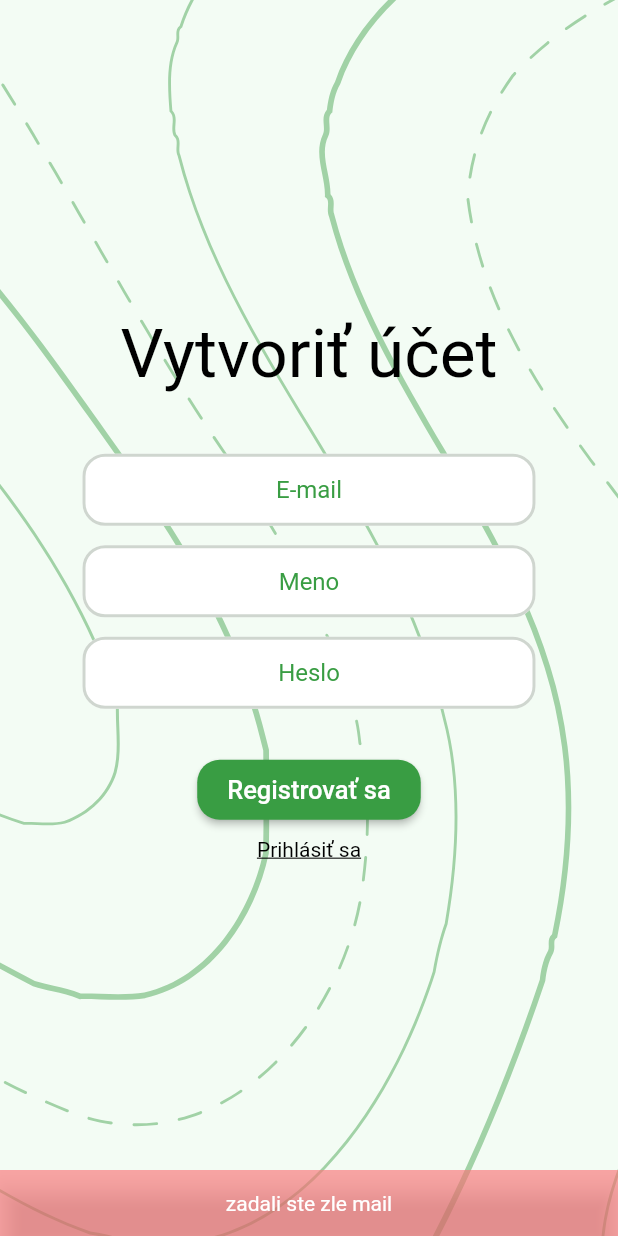
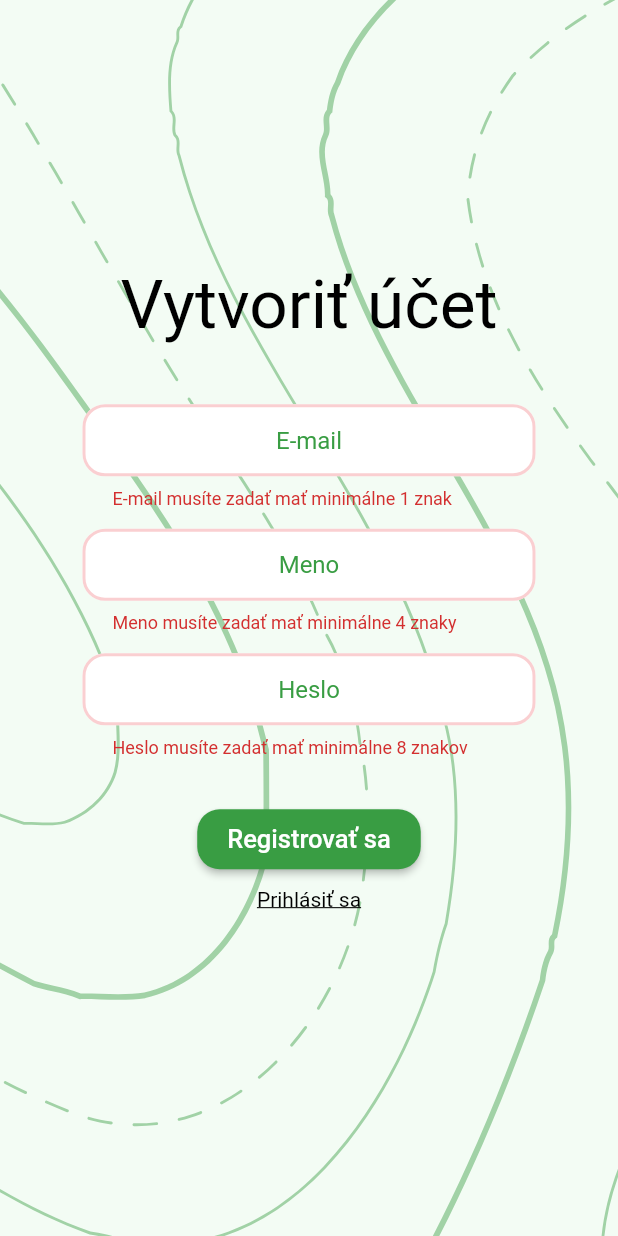
Before and after one commit to Kristian-045/Enviromental-App-Pma, a Flutter app: the Register screen opened directly, after a tap on "Registrovať sa", on a phone screen of 412 x 824 dp. Run offline on Flutter 3.47's test engine with Material 2 defaults, Android fonts, the phone set to English and light mode, and no system bars; our stand-ins replace flutter_svg, shared_preferences; accounts and stored records are empty.

Commit message:
improve login and register, fixed bug in login, created better validator

```diff
--- a/lib/auth/components/input.dart
+++ b/lib/auth/components/input.dart
@@ -2,14 +2,24 @@ import 'package:auth/home/components/custom_color_scheme.dart';
 import 'package:flutter/material.dart';
 class Input extends StatelessWidget {
   final TextEditingController controller;
-  final String text;
+  final String name;
+  final bool emailValidation;
+  final int lengthValidation;
+  final bool error ;
 
-  const Input({Key? key, required this.controller, required this.text}) : super(key: key);
+  const Input({Key? key,
+    required this.controller,
+    required this.name,
+    this.emailValidation=false,
+    this.lengthValidation=1,
+    this.error=false,
+  }) : super(key: key);
 
 
   @override
   Widget build(BuildContext context) {
-    bool hideText = text == "Heslo" ? true : false ;
+    bool hideText = name == "Heslo" ? true : false ;
+    bool error =  false;
     return Container(
       child: TextFormField(
 
@@ -19,18 +29,42 @@ class Input extends StatelessWidget {
         enableSuggestions: false,
         autocorrect: false,
         controller: controller,
+        validator: (text){
+          if(text!.length < lengthValidation) {
+            if(lengthValidation==1){
+              return "$name musíte zadať mať minimálne 1 znak";
+            }else if (lengthValidation<5){
+              return "$name musíte zadať mať minimálne $lengthValidation znaky";
+            }else{
+              return "$name musíte zadať mať minimálne $lengthValidation znakov";
+            }
+          }
+          if(emailValidation && !RegExp(r"^[a-zA-Z0-9.a-zA-Z0-9.!#$%&'*+-/=?^_`{|}~]+@[a-zA-Z0-9]+\.[a-zA-Z]+").hasMatch(text)){
+            return "Zadali ste zlý email";
+          }
+
+          return null;
+        },
         decoration:  InputDecoration(
           filled: true,
           fillColor: Colors.white,
           hintStyle: TextStyle(color: Theme.of(context).primaryColor),
-          hintText: text,
+          hintText: name,
           contentPadding: const EdgeInsets.symmetric(vertical: 10,horizontal: 20),
           focusedBorder: OutlineInputBorder(
-            borderSide: const BorderSide(color: Colors.black45,width: 2),
+            borderSide: const BorderSide(color: Colors.black45, width:2),
             borderRadius: BorderRadius.circular(15),
           ),
           enabledBorder: OutlineInputBorder(
             borderSide: BorderSide(color: Theme.of(context).colorScheme.mutedColor,width: 2),
+            borderRadius: BorderRadius.circular(15),
+          ),
+          errorBorder:OutlineInputBorder(
+            borderSide: BorderSide(color: Theme.of(context).colorScheme.lightDanger,width: 2),
+            borderRadius: BorderRadius.circular(15),
+          ),
+          focusedErrorBorder: OutlineInputBorder(
+            borderSide: const BorderSide(color: Colors.black45, width:2),
             borderRadius: BorderRadius.circular(15),
           ),
         ),
--- a/lib/home/components/custom_color_scheme.dart
+++ b/lib/home/components/custom_color_scheme.dart
@@ -5,4 +5,5 @@ extension CustomColorScheme on ColorScheme {
   Color get mutedColor => const Color(0xffcfd6cf);
   Color get dangerColor => const Color(0xFFdc3545);
   Color get errorToast => const Color(0xA1FF7679);
+  Color get lightDanger => const Color(0xFFFACFD1);
 }
--- a/lib/login/main_login.dart
+++ b/lib/login/main_login.dart
@@ -16,7 +16,7 @@ class Login extends StatelessWidget {
 
 
     return  const Scaffold(
-      resizeToAvoidBottomInset:false,
+      // resizeToAvoidBottomInset:false,
       body: BodyLogin()
     );
   }
--- a/lib/register/components/body_register.dart
+++ b/lib/register/components/body_register.dart
@@ -22,6 +22,7 @@ class BodyRegister extends StatelessWidget {
     final emailController = TextEditingController();
     final nameController = TextEditingController();
     final passwordController = TextEditingController();
+    final _formKey = GlobalKey<FormState>();
 
 
     @override
@@ -31,54 +32,38 @@ class BodyRegister extends StatelessWidget {
       nameController.dispose();
       passwordController.dispose();
     }
-    String validator(String email, String name, String password){
-      //email
-      if(!RegExp(r"^[a-zA-Z0-9.a-zA-Z0-9.!#$%&'*+-/=?^_`{|}~]+@[a-zA-Z0-9]+\.[a-zA-Z]+").hasMatch(email)){
-        return "zadali ste zle mail";
-      }
-      //name
-      if(name.length<4) {
-        return "Meno musí mať minimálne 4 znaky";
-      }
-      //pass
-      if(password.length<6) {
-        return "Heslo musí mať minimálne 6 znakov";
-      }
 
-      return "true";
-    }
     return
       Stack(
         children: [
           Background(),
           Container(
-            child: SingleChildScrollView(
-              scrollDirection: Axis.vertical,
-              child: Container(
             constraints: BoxConstraints(
                 minHeight: MediaQuery.of(context).size.height
             ),
             // color: Colors.white,
             alignment: Alignment.center,
+            child: SingleChildScrollView(
+              scrollDirection: Axis.vertical,
               child: Column(
                 mainAxisAlignment: MainAxisAlignment.center,
                 children: [
                   Text("Vytvoriť účet",style: Theme.of(context).textTheme.headline1,),
                   Container(
-                        padding: EdgeInsets.symmetric(horizontal: 35 ,vertical: 20),
-                        margin: EdgeInsets.symmetric(horizontal: 20 ,vertical: 20),
+                    padding: const EdgeInsets.symmetric(horizontal: 35 ,vertical: 20),
+                    margin: const EdgeInsets.symmetric(horizontal: 20 ,vertical: 20),
                     decoration: BoxDecoration(
                       borderRadius: BorderRadius.circular(16),
                     ),
+                    child: Form(
+                      key: _formKey,
                       child: Column(
                         children: [
-                            Input(controller: emailController, text: "E-mail"),
+                          Input(controller: emailController, name: "E-mail",emailValidation: true,),
                           const Padding(padding: EdgeInsets.only(top: 13)),
-                            Input(controller: nameController, text: "Meno"),
+                          Input(controller: nameController, name: "Meno", lengthValidation: 4,),
                           const Padding(padding: EdgeInsets.only(top: 13)),
-                            Input(controller: passwordController, text: "Heslo"),
-
-
+                          Input(controller: passwordController, name: "Heslo", lengthValidation: 8,),
                           Padding(
                             padding: const EdgeInsets.only(top: 30),
                             child: ElevatedButton(
@@ -89,31 +74,27 @@ class BodyRegister extends StatelessWidget {
                                         borderRadius: BorderRadius.circular(15)
                                     )
                                 ),
-                                  onPressed: () async {
+                                onPressed: ()
+                                async {
                                   try{
-                                      String validate = validator(emailController.text, nameController.text, passwordController.text);
-                                      if(validate=="true"){
-                                        var user_data = await fetchUserToken(emailController.text,passwordController.text)
+                                    if(_formKey.currentState!.validate()){
+                                      var user_data = await fetchUserTokenRegister(emailController.text,nameController.text,passwordController.text)
                                           .timeout(const Duration(seconds: 10));
                                       Navigator.pushReplacement(context, MaterialPageRoute(builder: (context)=>MainHome(name: user_data.name)));
                                     }else{
                                       FocusManager.instance.primaryFocus?.unfocus();
-                                        final snackBar = SnackBar(
-                                          content: Text(validate,textAlign: TextAlign.center,),
-                                          backgroundColor: Theme.of(context).colorScheme.errorToast,
-
-                                        );
-                                        ScaffoldMessenger.of(context).showSnackBar(snackBar);
                                     }
 
                                   }
                                   on Exception catch(e){}
+
                                 },
                                 child: const Text("Registrovať sa",style: TextStyle(fontSize: 17,),)),
                           ),
                           // Button(onPressfunction: btnOnPress(), text:"Registrovať sa",),
 
-                            Padding(padding: const EdgeInsets.only(top: 8)),
+                          const Padding(padding: EdgeInsets.only(top: 8)),
+
                           GestureDetector(
                             onTap: () {
                               Navigator.pushReplacement(context,
@@ -133,10 +114,10 @@ class BodyRegister extends StatelessWidget {
                         ],
                       ),
                     ),
+                  ),
                 ],
+              ),
             )
-              ),
-            ),
           ),
         ],
       );
--- a/lib/register/main_register.dart
+++ b/lib/register/main_register.dart
@@ -9,7 +9,7 @@ class Register extends StatelessWidget {
   Widget build(BuildContext context) {
 
     return const Scaffold(
-        resizeToAvoidBottomInset:true,
+        // resizeToAvoidBottomInset:false,
         body: BodyRegister()
     );
   }
```
Also changed, not shown: lib/login/components/body_login.dart (+33 -52 lines), lib/login/zaloha.txt (added, +128 -0 lines). Lines whose indentation alone changed are shown as unchanged.
